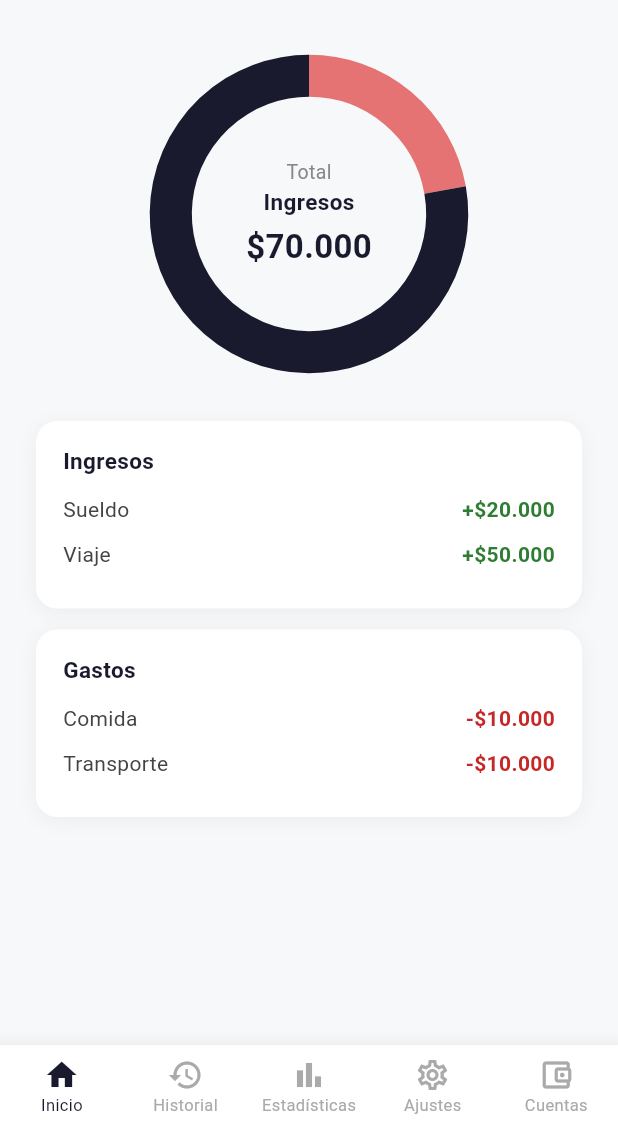
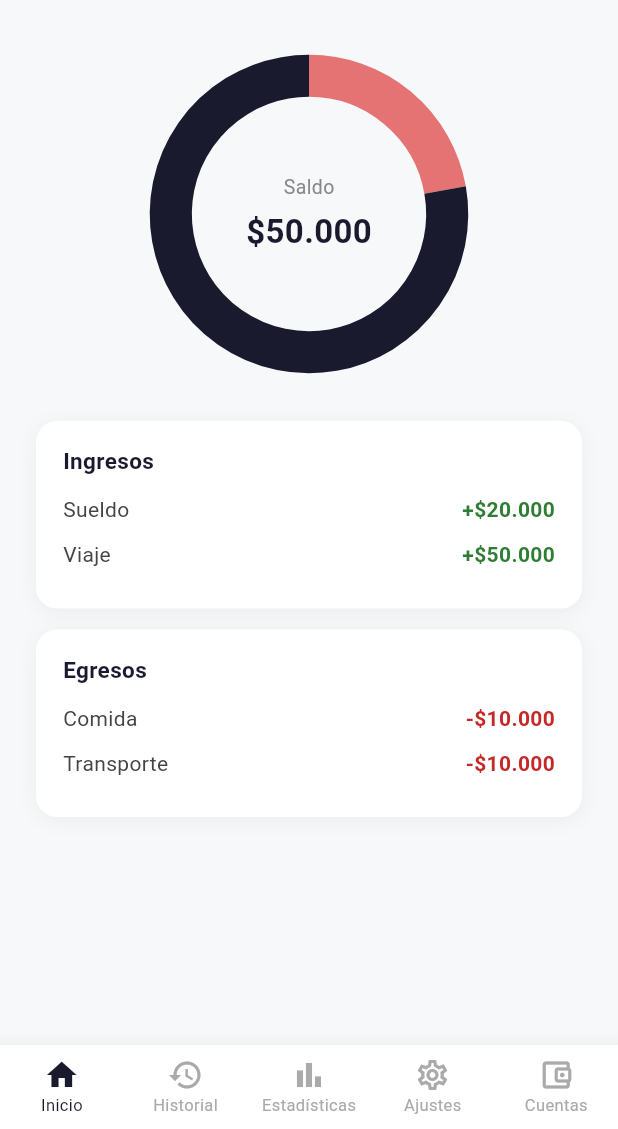
Before and after one commit to Sebastian1499/finanzas, a Flutter app: the HomeScreen screen opened directly, on a phone screen of 412 x 824 dp, the part 107-1236 px from its top. Run offline on Flutter 3.47's test engine with Material 3 defaults, Android fonts, the phone set to English and light mode, and no system bars.

Commit message:
fix: saldo dinamico, renombrar gastos a egresos

```diff
--- a/lib/screens/add_transaction_screen.dart
+++ b/lib/screens/add_transaction_screen.dart
@@ -209,7 +209,7 @@ class _AddTransactionScreenState extends State<AddTransactionScreen> {
                   _toggleBtn(
                       'Agregar ingresos', _isIncome, () => _switchMode(true)),
                   const SizedBox(width: 8),
-                  _toggleBtn('Agregar gastos', !_isIncome,
+                  _toggleBtn('Agregar egresos', !_isIncome,
                       () => _switchMode(false)),
                 ],
               ),
@@ -224,7 +224,7 @@ class _AddTransactionScreenState extends State<AddTransactionScreen> {
                   children: [
                     // Amount field
                     Text(
-                      _isIncome ? 'Ingresos' : 'Gastos',
+                      _isIncome ? 'Ingresos' : 'Egresos',
                       style: const TextStyle(
                         fontSize: 14,
                         fontWeight: FontWeight.w500,
--- a/lib/screens/home_screen.dart
+++ b/lib/screens/home_screen.dart
@@ -26,12 +26,13 @@ class _HomeScreenState extends State<HomeScreen>
 
   List<Transaction> get _ingresos =>
       _transactions.where((t) => t.isIncome).toList();
-  List<Transaction> get _gastos =>
+  List<Transaction> get _egresos =>
       _transactions.where((t) => !t.isIncome).toList();
   double get _totalIngresos =>
       _ingresos.fold(0.0, (s, t) => s + t.amount);
-  double get _totalGastos =>
-      _gastos.fold(0.0, (s, t) => s + t.amount);
+  double get _totalEgresos =>
+      _egresos.fold(0.0, (s, t) => s + t.amount);
+  double get _saldo => _totalIngresos - _totalEgresos;
 
   String _fmt(double amount) => amount
       .toStringAsFixed(0)
@@ -149,34 +150,28 @@ class _HomeScreenState extends State<HomeScreen>
                       child: CustomPaint(
                         painter: _DonutChartPainter(
                           ingresos: _totalIngresos,
-                          gastos: _totalGastos,
+                          egresos: _totalEgresos,
                         ),
                         child: Center(
                           child: Column(
                             mainAxisSize: MainAxisSize.min,
                             children: [
                               const Text(
-                                'Total',
+                                'Saldo',
                                 style: TextStyle(
                                   fontSize: 13,
                                   color: Color(0xFF888888),
                                 ),
                               ),
-                              const Text(
-                                'Ingresos',
-                                style: TextStyle(
-                                  fontSize: 15,
-                                  fontWeight: FontWeight.w600,
-                                  color: Color(0xFF1A1A2E),
-                                ),
-                              ),
                               const SizedBox(height: 4),
                               Text(
-                                '\$${_fmt(_totalIngresos)}',
-                                style: const TextStyle(
+                                '${_saldo < 0 ? '-' : ''}\$${_fmt(_saldo.abs())}',
+                                style: TextStyle(
                                   fontSize: 22,
                                   fontWeight: FontWeight.bold,
-                                  color: Color(0xFF1A1A2E),
+                                  color: _saldo >= 0
+                                      ? const Color(0xFF1A1A2E)
+                                      : const Color(0xFFC62828),
                                 ),
                               ),
                             ],
@@ -198,10 +193,10 @@ class _HomeScreenState extends State<HomeScreen>
 
               const SizedBox(height: 14),
 
-              // ── Sección Gastos ─────────────────────────────────────────
+              // ── Sección Egresos ────────────────────────────────────────
               _SectionCard(
-                title: 'Gastos',
-                items: _gastos,
+                title: 'Egresos',
+                items: _egresos,
               ),
 
               const SizedBox(height: 28),
@@ -257,16 +252,16 @@ class _HomeScreenState extends State<HomeScreen>
 
 class _DonutChartPainter extends CustomPainter {
   final double ingresos;
-  final double gastos;
+  final double egresos;
 
-  const _DonutChartPainter({required this.ingresos, required this.gastos});
+  const _DonutChartPainter({required this.ingresos, required this.egresos});
 
   @override
   void paint(Canvas canvas, Size size) {
     final center = Offset(size.width / 2, size.height / 2);
     final radius = size.width / 2 - 18;
     const strokeWidth = 28.0;
-    final total = ingresos + gastos;
+    final total = ingresos + egresos;
 
     // Track de fondo
     final trackPaint = Paint()
@@ -277,8 +272,8 @@ class _DonutChartPainter extends CustomPainter {
 
     final rect = Rect.fromCircle(center: center, radius: radius);
 
-    // Arco gastos (rojo)
-    final gastosAngle = (gastos / total) * 2 * pi;
+    // Arco egresos (rojo)
+    final gastosAngle = (egresos / total) * 2 * pi;
     final gastosPaint = Paint()
       ..color = const Color(0xFFE57373)
       ..style = PaintingStyle.stroke
@@ -298,7 +293,7 @@ class _DonutChartPainter extends CustomPainter {
 
   @override
   bool shouldRepaint(covariant _DonutChartPainter oldDelegate) =>
-      oldDelegate.ingresos != ingresos || oldDelegate.gastos != gastos;
+      oldDelegate.ingresos != ingresos || oldDelegate.egresos != egresos;
 }
 
 // ─── Modelos y widgets ─────────────────────────────────────────────────────────
--- a/lib/screens/registro_exitoso_screen.dart
+++ b/lib/screens/registro_exitoso_screen.dart
@@ -77,7 +77,7 @@ class RegistroExitosoScreen extends StatelessWidget {
                     const SizedBox(height: 6),
 
                     Text(
-                      '${newTransaction.isIncome ? 'Ingreso' : 'Gasto'} de '
+                      '${newTransaction.isIncome ? 'Ingreso' : 'Egreso'} de '
                       '\$${_fmt(newTransaction.amount)} guardado '
                       "con la etiqueta '${newTransaction.label}'",
                       textAlign: TextAlign.center,
```
